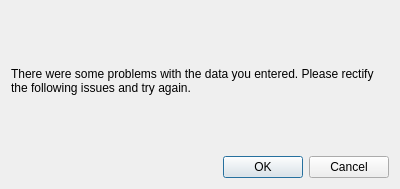
Lynnesbian/OldFediBooks, file gui/dlg_wzd_error.ui: the form before one commit.
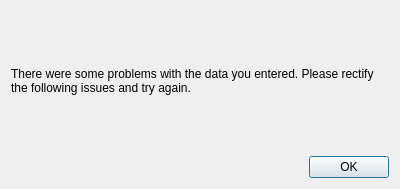
The form after the commit.

Commit message: removed unneeded cancel button from error dialogue

The edit to the form file:
```diff
--- a/gui/dlg_wzd_error.ui
+++ b/gui/dlg_wzd_error.ui
@@ -33,7 +33,7 @@
       <enum>Qt::Horizontal</enum>
      </property>
      <property name="standardButtons">
-      <set>QDialogButtonBox::Cancel|QDialogButtonBox::Ok</set>
+      <set>QDialogButtonBox::Ok</set>
      </property>
     </widget>
    </item>
```
Left out of the diff: 20 changed lines with no effect on the pictures. The commit also changes 2 other files.
